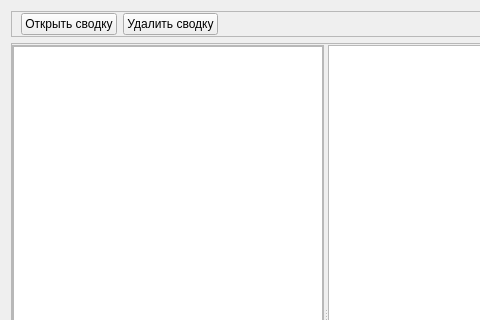
The window that summaries/opensummarydialog.ui (grigp/a-analyser) describes before a commit, drawn with Qt 5; both pictures show x 0 to 480 and y 0 to 320 of the 1267 by 629 pixel window.
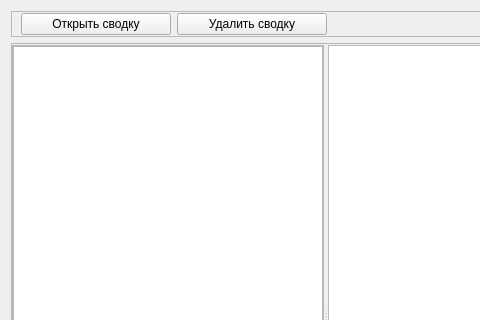
The same window after the commit. Icons and pictures are not drawn.

The edit to the form file:
```diff
--- a/summaries/opensummarydialog.ui
+++ b/summaries/opensummarydialog.ui
@@ -36,7 +36,19 @@
        <number>1</number>
       </property>
       <item>
-       <widget class="QPushButton" name="btnOpenSummary">
+       <widget class="QPushButton" name="btnDoOpenSummary">
+        <property name="sizePolicy">
+         <sizepolicy hsizetype="Minimum" vsizetype="Fixed">
+          <horstretch>0</horstretch>
+          <verstretch>0</verstretch>
+         </sizepolicy>
+        </property>
+        <property name="minimumSize">
+         <size>
+          <width>150</width>
+          <height>0</height>
+         </size>
+        </property>
         <property name="text">
          <string>Открыть сводку</string>
         </property>
@@ -53,7 +65,19 @@
        </widget>
       </item>
       <item>
-       <widget class="QPushButton" name="btnDeleteSummary">
+       <widget class="QPushButton" name="btnDoDeleteSummary">
+        <property name="sizePolicy">
+         <sizepolicy hsizetype="Minimum" vsizetype="Fixed">
+          <horstretch>0</horstretch>
+          <verstretch>0</verstretch>
+         </sizepolicy>
+        </property>
+        <property name="minimumSize">
+         <size>
+          <width>150</width>
+          <height>0</height>
+         </size>
+        </property>
         <property name="text">
          <string>Удалить сводку</string>
         </property>
```
Left out of the diff: 12 changed lines with no effect on the pictures.
